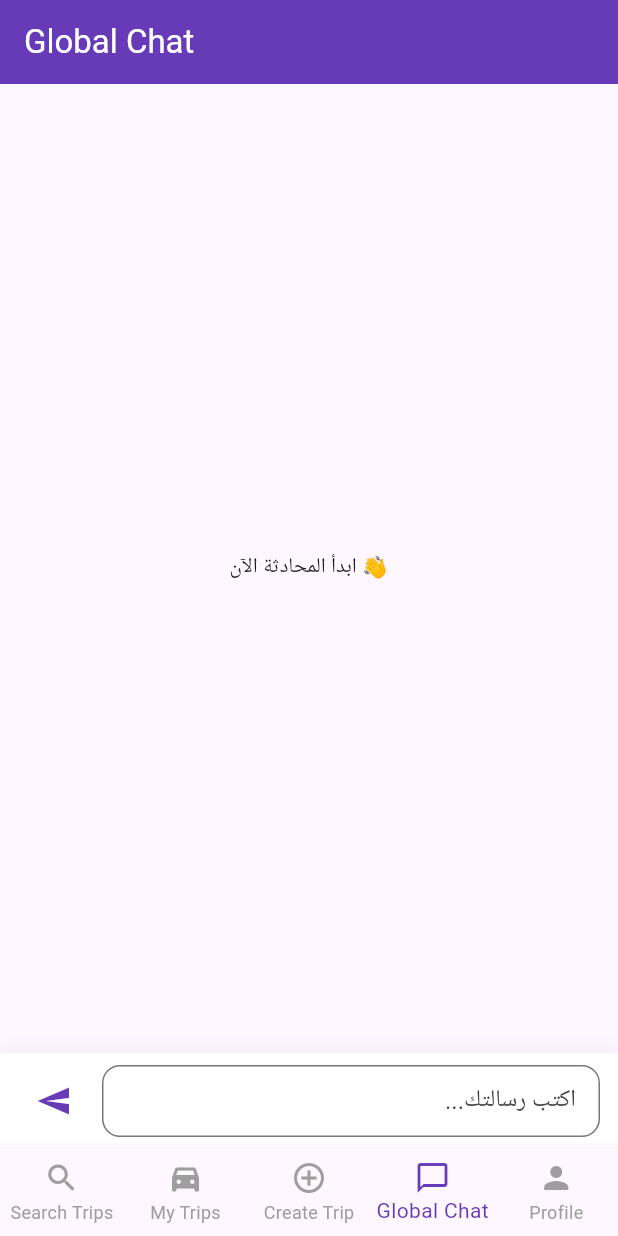
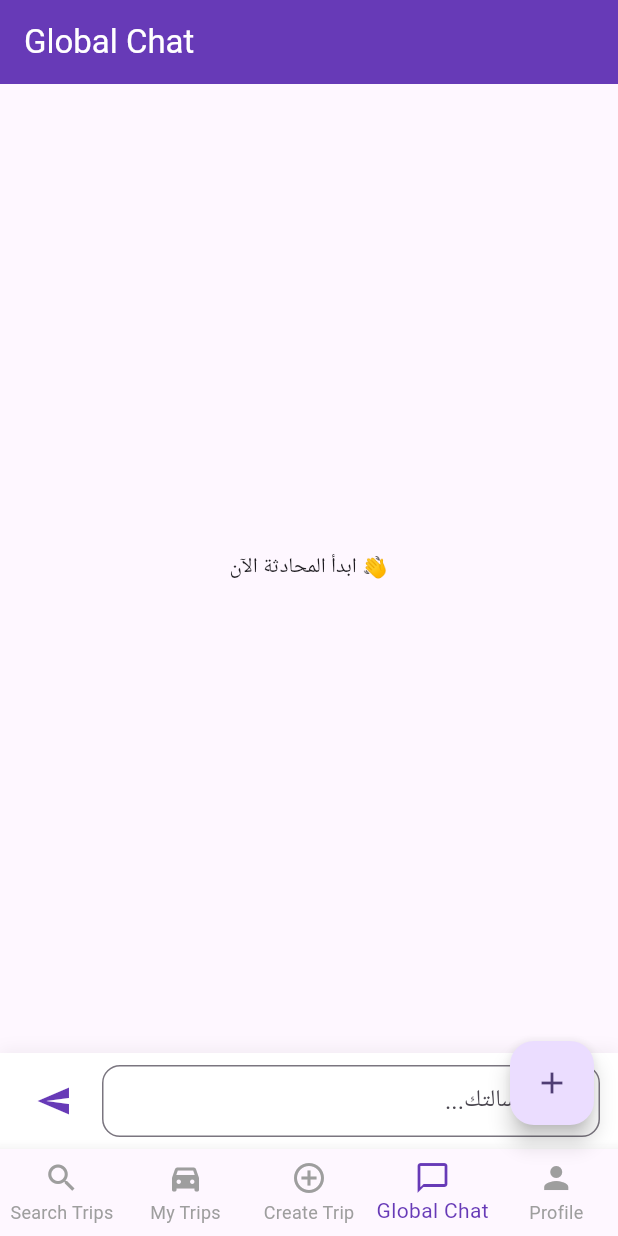
Before and after one commit to MohammadAQ/Ride, a Flutter app: the screen it shows once a user with an empty profile is signed in, item 4 of the bottom bar chosen, on a phone screen of 412 x 824 dp. Run offline on Flutter 3.47's test engine with Material 3 defaults, Android fonts, the phone set to English and light mode, and no system bars; our stand-ins replace cloud_firestore, firebase_auth, firebase_core, firebase_storage, image_picker; missing offline and left inert: dart:html; accounts and stored records are empty; network calls fail.

Commit message:
Add floating action button to main screen

```diff
--- a/frontend/lib/screens/main_screen.dart
+++ b/frontend/lib/screens/main_screen.dart
@@ -53,6 +53,12 @@ class _MainScreenState extends State<MainScreen> {
         foregroundColor: Colors.white,
       ),
       body: _destinations[_selectedIndex].page,
+      floatingActionButton: FloatingActionButton(
+        onPressed: () {
+          debugPrint('Button pressed!');
+        },
+        child: const Icon(Icons.add),
+      ),
       bottomNavigationBar: BottomNavigationBar(
         type: BottomNavigationBarType.fixed,
         currentIndex: _selectedIndex,
```
